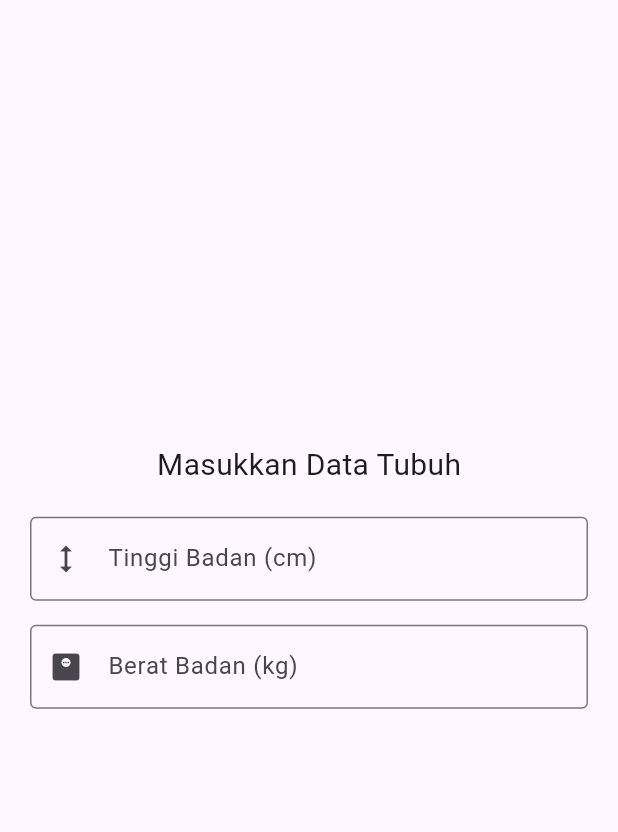
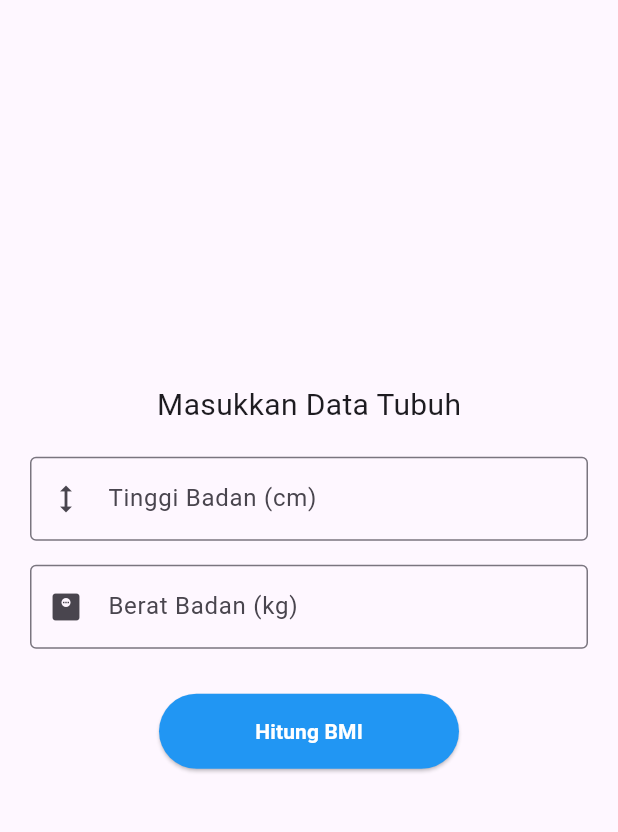
Before and after one commit to haikalassiddiqqi/uas_fitcheck_kalori, a Flutter app: the screen it shows after launch, on a phone screen of 412 x 824 dp, the part 84-916 px from its top. Run offline on Flutter 3.47's test engine with Material 3 defaults, Android fonts, the phone set to English and light mode, and no system bars.

Commit message:
menambahkan tombol hitung BMI

```diff
--- a/lib/main.dart
+++ b/lib/main.dart
@@ -56,13 +56,13 @@ class MyHomePage extends StatefulWidget {
 class _MyHomePageState extends State<MyHomePage> {
   @override
   Widget build(BuildContext context) {
-   return Scaffold(
+    return Scaffold(
       appBar: AppBar(
         backgroundColor: Theme.of(context).colorScheme.inversePrimary,
         title: const Text('FitCheck App'),
       ),
       body: Center(
-        child: SingleChildScrollView( // <--- TAMBAHKAN INI DI SINI
+        child: SingleChildScrollView(
           child: Column(
             mainAxisAlignment: MainAxisAlignment.center,
             children: <Widget>[
@@ -94,9 +94,24 @@ class _MyHomePageState extends State<MyHomePage> {
                   ),
                 ),
               ),
+              const SizedBox(height: 30),
+              ElevatedButton(
+                onPressed: () {
+                  print("Tombol Hitung BMI ditekan!");
+                },
+                style: ElevatedButton.styleFrom(
+                  backgroundColor: Colors.blue,
+                  foregroundColor: Colors.white,
+                  minimumSize: const Size(200, 50),
+                ),
+                child: const Text(
+                  'Hitung BMI',
+                  style: TextStyle(fontWeight: FontWeight.bold),
+                ),
+              ),
             ],
           ),
-        ), // <--- JANGAN LUPA TUTUP INI
+        ),
       ),
     );
   }
```
